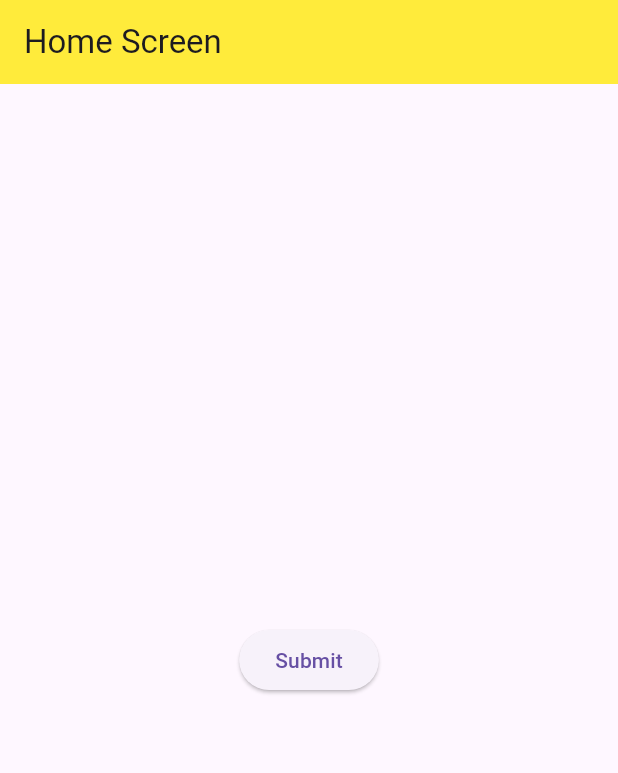
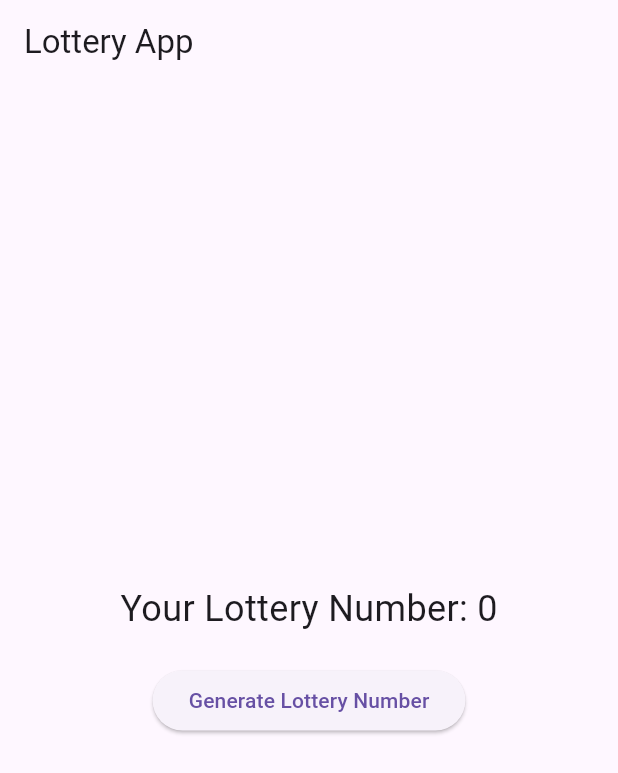
Before and after one commit to HasanJuned/testing2, a Flutter app: the screen it shows after launch, on a phone screen of 412 x 824 dp. Shown: the top 773 px of the screen. Run offline on Flutter 3.47's test engine with Material 3 defaults, Android fonts, the phone set to English and light mode, and no system bars; our stand-ins replace get.

Commit message:
random number generator

```diff
--- /dev/null
+++ b/lib/lottery_controller.dart
@@ -0,0 +1,10 @@
+import 'dart:math';
+import 'package:get/get.dart';
+
+class RandomNumberGeneratorController extends GetxController {
+  var randomNumber = 0.obs;
+
+  void generateLotteryNumber() {
+    randomNumber.value = Random().nextInt(100) + 1; // Generates a number between 1 and 100
+  }
+}
--- a/lib/main.dart
+++ b/lib/main.dart
@@ -1,8 +1,10 @@
-import 'package:flutter/cupertino.dart';
 import 'package:flutter/material.dart';
+import 'package:get/get.dart';
+
+import 'lottery_controller.dart';
 
 void main() {
-  runApp(MyApp());
+  runApp(const MyApp());
 }
 
 class MyApp extends StatelessWidget {
@@ -10,52 +12,40 @@ class MyApp extends StatelessWidget {
 
   @override
   Widget build(BuildContext context) {
-    return MaterialApp(
+    return GetMaterialApp(
       debugShowCheckedModeBanner: false,
-      home: HomeScreen(),
+      home: LotteryView(),
     );
   }
 }
 
-class HomeScreen extends StatelessWidget {
-  const HomeScreen({super.key});
+class LotteryView extends StatelessWidget {
+  LotteryView({super.key});
+
+  final RandomNumberGeneratorController _randomNumberGeneratorController = Get.put(RandomNumberGeneratorController());
 
   @override
   Widget build(BuildContext context) {
     return Scaffold(
       appBar: AppBar(
-        backgroundColor: Colors.yellow,
-        title: Text('Home Screen'),
+        title: const Text('Lottery App'),
       ),
-      body: Padding(
-        padding: const EdgeInsets.all(8.0),
-        child: Center(
-          child: ElevatedButton(onPressed: (){
-
-            showDialog(context: context, builder: (context){
-
-              return AlertDialog(
-                title: Text('Warning'),
-                content: Text('Are you sure for confirmation'),
-                actions: [
-                  TextButton(onPressed: (){
-
-                  }, child: Text('No')),
-                  TextButton(onPressed: (){
-
-
-                  }, child: Text('Yes')),
-                ],
-              );
-
-
-            });
-
-
-          }, child: Text('Submit'),)
-
-
-
+      body: Center(
+        child: Column(
+          mainAxisAlignment: MainAxisAlignment.center,
+          children: [
+            Obx(
+              () => Text(
+                'Your Lottery Number: ${_randomNumberGeneratorController.randomNumber.value}',
+                style: const TextStyle(fontSize: 24),
+              ),
+            ),
+            const SizedBox(height: 20),
+            ElevatedButton(
+              onPressed: _randomNumberGeneratorController.generateLotteryNumber,
+              child: const Text('Generate Lottery Number'),
+            ),
+          ],
         ),
       ),
     );
```
